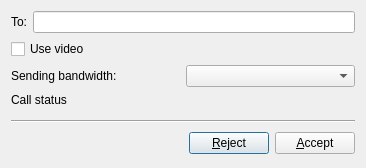
The window that src/avcall/call.ui (psi-im/psi) describes before a commit, drawn with Qt 5.
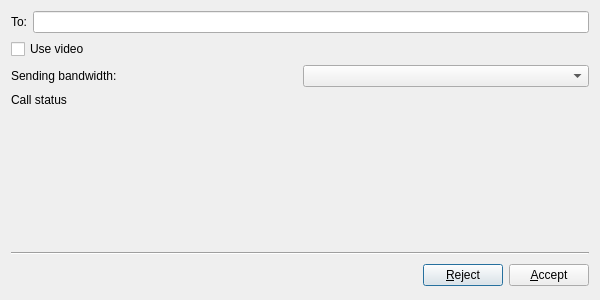
The same window after the commit. Icons and pictures are not drawn. Custom widgets are drawn as their Qt base class.

Commit message:
call: set Window Icon in UI file
call: set Window Icon in UI file

What changed in the file:
```diff
--- a/src/avcall/call.ui
+++ b/src/avcall/call.ui
@@ -6,8 +6,8 @@
    <rect>
     <x>0</x>
     <y>0</y>
-    <width>366</width>
-    <height>161</height>
+    <width>600</width>
+    <height>300</height>
    </rect>
   </property>
   <property name="windowTitle">
```
Left out of the diff: 8 changed lines with no effect on the pictures. The commit also changes 1 other file.
